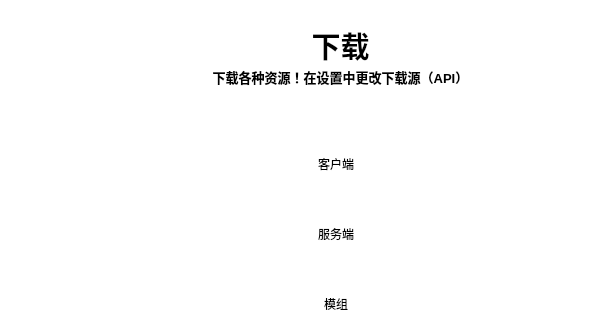
First picture: the form in mainwindow.ui, repository CallMeDongTeacher/MCCSL, before the edit; both pictures show x 200 to 811 and y 0 to 320 of the 957 by 515 pixel window.
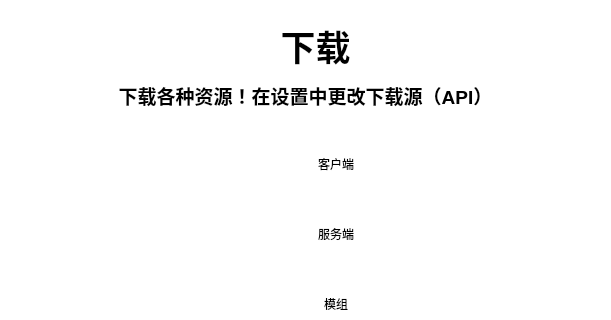
Second picture: the form after the edit. The open tabs and pages were chosen to show the change. Icons and pictures are not drawn.

Commit message: 开始将每个QStackedWidget中的标题转换为QTabel(2024.4.23.19.11)

The edit to the form file:
```diff
--- a/mainwindow.ui
+++ b/mainwindow.ui
@@ -276,28 +276,30 @@
        <string>插件</string>
       </property>
      </widget>
-     <widget class="QTextBrowser" name="textBrowser_2">
+     <widget class="QLabel" name="download">
       <property name="geometry">
        <rect>
-        <x>240</x>
+        <x>350</x>
         <y>10</y>
-        <width>361</width>
-        <height>81</height>
+        <width>91</width>
+        <height>51</height>
        </rect>
       </property>
-      <property name="toolTip">
-       <string>&lt;html&gt;&lt;head/&gt;&lt;body&gt;&lt;p&gt;不下载东西怎么启动呢？&lt;/p&gt;&lt;/body&gt;&lt;/html&gt;</string>
+      <property name="text">
+       <string>&lt;html&gt;&lt;head/&gt;&lt;body&gt;&lt;p align=&quot;center&quot;&gt;&lt;span style=&quot; font-size:26pt; font-weight:700;&quot;&gt;下载&lt;/span&gt;&lt;/p&gt;&lt;/body&gt;&lt;/html&gt;</string>
       </property>
-      <property name="html">
-       <string>&lt;!DOCTYPE HTML PUBLIC &quot;-//W3C//DTD HTML 4.0//EN&quot; &quot;http://www.w3.org/TR/REC-html40/strict.dtd&quot;&gt;
-&lt;html&gt;&lt;head&gt;&lt;meta name=&quot;qrichtext&quot; content=&quot;1&quot; /&gt;&lt;meta charset=&quot;utf-8&quot; /&gt;&lt;style type=&quot;text/css&quot;&gt;
-p, li { white-space: pre-wrap; }
-hr { height: 1px; border-width: 0; }
-li.unchecked::marker { content: &quot;\2610&quot;; }
-li.checked::marker { content: &quot;\2612&quot;; }
-&lt;/style&gt;&lt;/head&gt;&lt;body style=&quot; font-family:'Microsoft YaHei UI'; font-size:9pt; font-weight:400; font-style:normal;&quot;&gt;
-&lt;p align=&quot;center&quot; style=&quot; margin-top:0px; margin-bottom:0px; margin-left:0px; margin-right:0px; -qt-block-indent:0; text-indent:0px;&quot;&gt;&lt;span style=&quot; font-size:22pt; font-weight:700;&quot;&gt;下载&lt;/span&gt;&lt;/p&gt;
-&lt;p align=&quot;center&quot; style=&quot; margin-top:0px; margin-bottom:0px; margin-left:0px; margin-right:0px; -qt-block-indent:0; text-indent:0px;&quot;&gt;&lt;span style=&quot; font-size:10pt; font-weight:700;&quot;&gt;下载各种资源！在设置中更改下载源（API）&lt;/span&gt;&lt;/p&gt;&lt;/body&gt;&lt;/html&gt;</string>
+     </widget>
+     <widget class="QLabel" name="downloadrec">
+      <property name="geometry">
+       <rect>
+        <x>160</x>
+        <y>70</y>
+        <width>451</width>
+        <height>31</height>
+       </rect>
+      </property>
+      <property name="text">
+       <string>&lt;html&gt;&lt;head/&gt;&lt;body&gt;&lt;p align=&quot;center&quot;&gt;&lt;span style=&quot; font-size:14pt; font-weight:700;&quot;&gt;下载各种资源！在设置中更改下载源（API）&lt;/span&gt;&lt;/p&gt;&lt;/body&gt;&lt;/html&gt;</string>
       </property>
      </widget>
     </widget>
```
Left out of the diff: 19 changed lines with no effect on the pictures. The commit also changes 1 other file.
